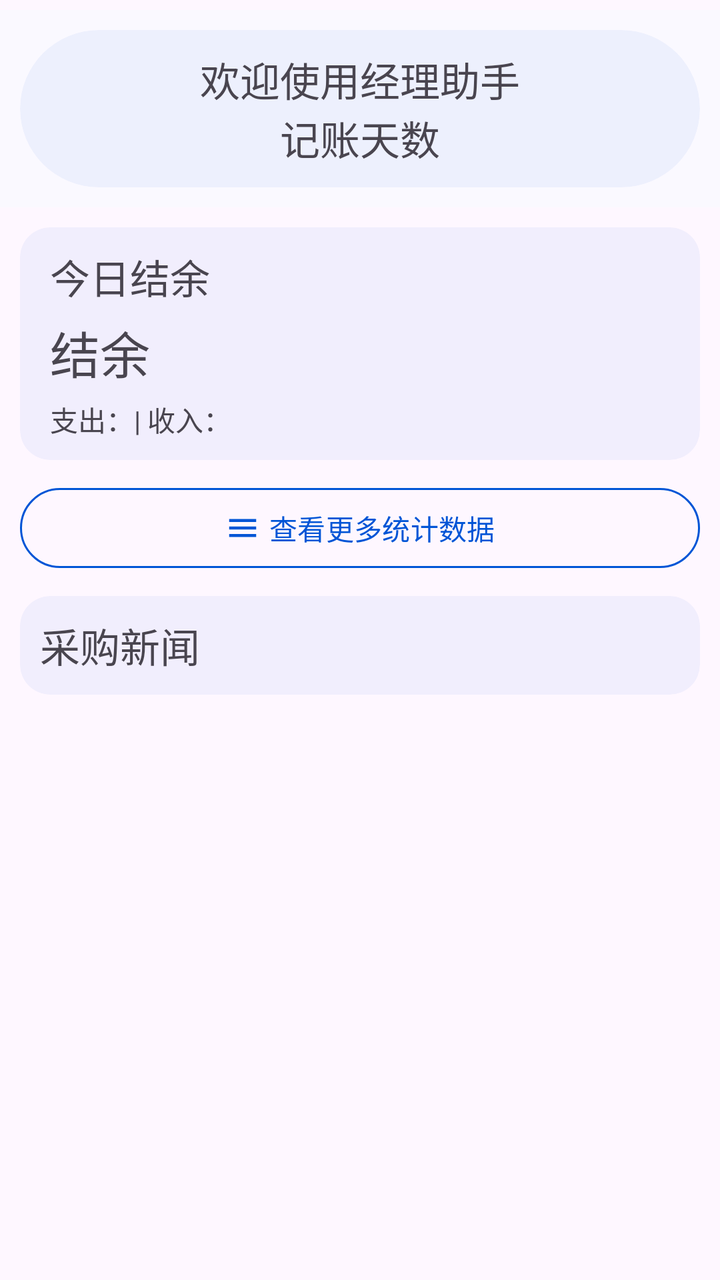
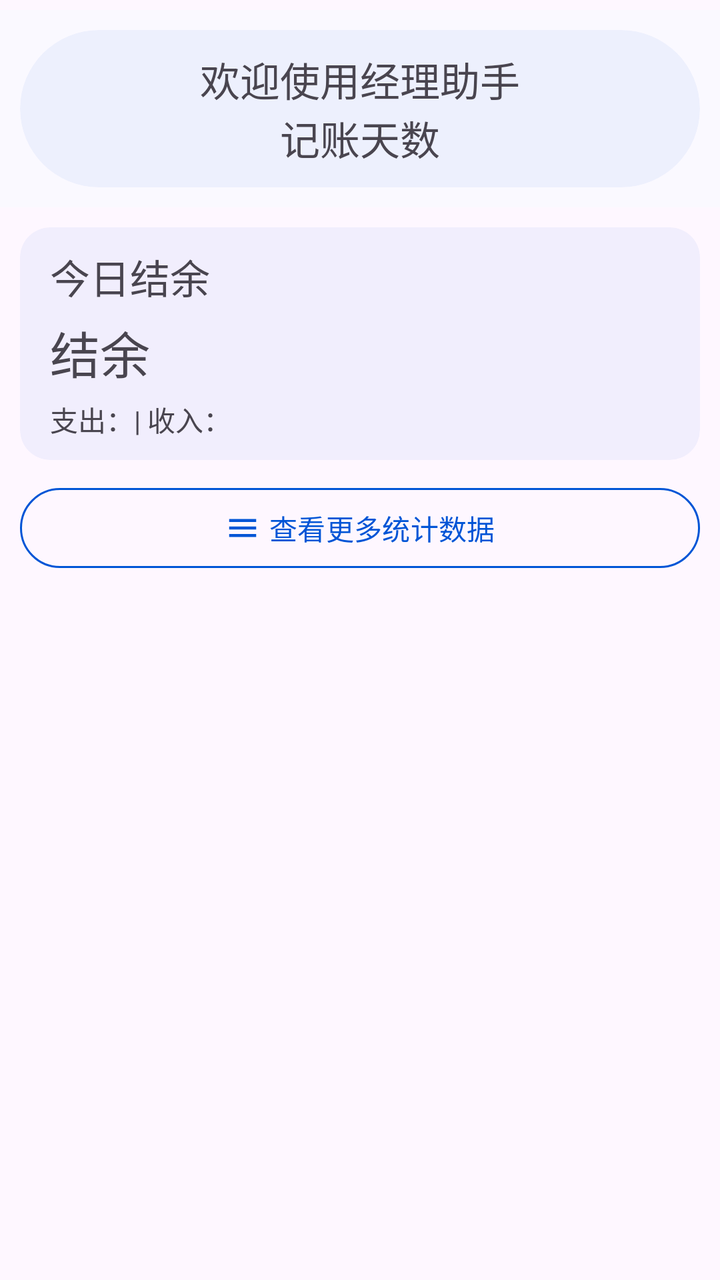

An Android layout rendered at two revisions. The XML below is the earlier revision; the diff shows what the commit changed to produce the second picture.
<!-- AndroidManifest.xml: application theme Theme.ManagerAssistant.Static -->
<!-- res/layout/fragment_home.xml -->
<androidx.coordinatorlayout.widget.CoordinatorLayout xmlns:android="http://schemas.android.com/apk/res/android"
    xmlns:app="http://schemas.android.com/apk/res-auto"
    xmlns:tools="http://schemas.android.com/tools"
    android:layout_width="match_parent"
    android:layout_height="match_parent"
    tools:context=".ui.pages.home.HomeFragment">

    <com.google.android.material.appbar.AppBarLayout
        style="@style/AppBarLayoutStyle"
        android:layout_width="match_parent"
        android:layout_height="wrap_content"
        android:layout_marginTop="5dp">

        <com.google.android.material.card.MaterialCardView
            style="@style/RoundCardStyle"
            android:layout_width="match_parent"
            android:layout_height="wrap_content"
            app:layout_scrollFlags="scroll|snap">

            <LinearLayout
                android:layout_width="match_parent"
                android:layout_height="wrap_content"
                android:orientation="vertical">

                <com.google.android.material.textview.MaterialTextView
                    style="@style/LabelTextViewStyle"
                    android:layout_width="wrap_content"
                    android:layout_height="wrap_content"
                    android:layout_gravity="center_horizontal"
                    android:paddingBottom="0dp"
                    android:text="@string/welcome_string" />

                <com.google.android.material.textview.MaterialTextView
                    android:id="@+id/bookkeeping_days_text"
                    style="@style/LabelTextViewStyle"
                    android:layout_width="wrap_content"
                    android:layout_height="wrap_content"
                    android:layout_gravity="center_horizontal"
                    android:paddingTop="0dp"
                    android:text="@string/num_of_bookkeeping_days" />
            </LinearLayout>
        </com.google.android.material.card.MaterialCardView>
    </com.google.android.material.appbar.AppBarLayout>

    <androidx.core.widget.NestedScrollView
        android:layout_width="match_parent"
        android:layout_height="wrap_content"
        app:layout_behavior="@string/appbar_scrolling_view_behavior">

        
        <LinearLayout
            android:layout_width="match_parent"
            android:layout_height="wrap_content"
            android:orientation="vertical">

            
            <com.google.android.material.card.MaterialCardView
                android:id="@+id/report_balance_cardview"
                style="@style/ContentCardStyle"
                android:layout_width="match_parent"
                android:layout_height="wrap_content">

                <LinearLayout
                    android:layout_width="match_parent"
                    android:layout_height="match_parent"
                    android:orientation="vertical">

                    <com.google.android.material.textview.MaterialTextView
                        style="@style/ReportInfoTextViewStyle"
                        android:layout_width="wrap_content"
                        android:layout_height="wrap_content"
                        android:paddingTop="10dp"
                        android:text="@string/today_balance"
                        android:textSize="20sp" />

                    <com.google.android.material.textview.MaterialTextView
                        android:id="@+id/balance_text"
                        style="@style/ReportInfoTextViewStyle"
                        android:layout_width="wrap_content"
                        android:layout_height="wrap_content"
                        android:text="@string/balance"
                        android:textSize="25sp" />

                    <com.google.android.material.textview.MaterialTextView
                        android:id="@+id/expense_income_text"
                        style="@style/ReportInfoTextViewStyle"
                        android:layout_width="wrap_content"
                        android:layout_height="wrap_content"
                        android:paddingBottom="10dp"
                        android:text="@string/expense_and_income" />
                </LinearLayout>
            </com.google.android.material.card.MaterialCardView>

            
            <com.google.android.material.button.MaterialButton
                android:id="@+id/report_btn"
                style="@style/OutlinedBtnStyle"
                android:layout_width="match_parent"
                android:layout_height="wrap_content"
                android:text="@string/check_more_data"
                app:icon="@drawable/baseline_menu_24"
                app:iconGravity="textStart" />

            
            <com.google.android.material.card.MaterialCardView
                android:id="@+id/web_link_card"
                style="@style/ContentCardStyle"
                android:layout_width="match_parent"
                android:layout_height="wrap_content">

                <androidx.constraintlayout.widget.ConstraintLayout
                    android:layout_width="match_parent"
                    android:layout_height="wrap_content">

                    <com.google.android.material.textview.MaterialTextView
                        android:id="@+id/web_link_title_text"
                        style="@style/LabelTextViewStyle"
                        android:layout_width="wrap_content"
                        android:layout_height="wrap_content"
                        android:text="@string/link_title"
                        app:layout_constraintStart_toStartOf="parent"
                        app:layout_constraintTop_toTopOf="parent" />

                    <androidx.recyclerview.widget.RecyclerView
                        android:id="@+id/web_link_recycler"
                        android:layout_width="match_parent"
                        android:layout_height="wrap_content"
                        android:layout_marginStart="10dp"
                        android:layout_marginEnd="10dp"
                        android:nestedScrollingEnabled="false"
                        app:layoutManager="androidx.recyclerview.widget.LinearLayoutManager"
                        app:layout_constraintEnd_toEndOf="parent"
                        app:layout_constraintStart_toStartOf="parent"
                        app:layout_constraintTop_toBottomOf="@+id/web_link_title_text" />
                </androidx.constraintlayout.widget.ConstraintLayout>
            </com.google.android.material.card.MaterialCardView>
        </LinearLayout>
    </androidx.core.widget.NestedScrollView>
</androidx.coordinatorlayout.widget.CoordinatorLayout>
<!-- resources referenced by this layout -->
<resources>
  <!-- drawable baseline_menu_24 (drawable) -->
  <vector xmlns:android="http://schemas.android.com/apk/res/android" android:height="24dp" android:tint="#000000" android:viewportHeight="24" android:viewportWidth="24" android:width="24dp">
        
      <path android:fillColor="@android:color/white" android:pathData="M3,18h18v-2L3,16v2zM3,13h18v-2L3,11v2zM3,6v2h18L21,6L3,6z"/>
      
  </vector>
  <string name="balance">结余</string>
  <string name="check_more_data">查看更多统计数据</string>
  <string name="expense_and_income">支出：| 收入：</string>
  <string name="link_title">采购新闻</string>
  <string name="num_of_bookkeeping_days">记账天数</string>
  <string name="today_balance">今日结余</string>
  <string name="welcome_string">欢迎使用经理助手</string>
  <style name="AppBarLayoutStyle" parent="Widget.Material3.AppBarLayout">
          <item name="android:background">?attr/colorSurface</item>
      </style>
  <style name="ContentCardStyle">
          <item name="cardBackgroundColor">@color/card_background_color</item>
          <item name="cardCornerRadius">15dp</item>
          <item name="strokeColor">@android:color/transparent</item>
          <item name="android:layout_marginTop">10dp</item>
          <item name="android:layout_marginStart">10dp</item>
          <item name="android:layout_marginEnd">10dp</item>
          <item name="android:layout_marginBottom">10dp</item>
      </style>
  <style name="LabelTextViewStyle">
          <item name="android:paddingStart">10dp</item>
          <item name="android:paddingEnd">10dp</item>
          <item name="android:paddingTop">10dp</item>
          <item name="android:paddingBottom">10dp</item>
          <item name="android:textSize">20sp</item>
      </style>
  <style name="OutlinedBtnStyle" parent="Widget.Material3.Button.OutlinedButton">
          <item name="android:textColor">?attr/colorPrimary</item>
          <item name="strokeColor">?attr/colorPrimary</item>
          <item name="strokeWidth">1dp</item>
          <item name="android:layout_marginStart">10dp</item>
          <item name="android:layout_marginEnd">10dp</item>
      </style>
  <style name="ReportInfoTextViewStyle">
          <item name="android:paddingTop">5dp</item>
          <item name="android:paddingStart">15dp</item>
      </style>
  <style name="RoundCardStyle">
          <item name="cardBackgroundColor">@color/card_background_color</item>
          <item name="cardCornerRadius">50dp</item>
          <item name="strokeColor">@android:color/transparent</item>
          <item name="android:layout_margin">10dp</item>
      </style>
  <color name="color_primary">#0055d6</color>
  <color name="color_on_primary">#ffffff</color>
  <color name="color_primary_container">#d8e1fe</color>
  <color name="color_secondary_container">#e0e1ff</color>
  <color name="color_surface">#faf9ff</color>
  <color name="color_surface_container">#ebedfa</color>
  <color name="color_surface_container_low">#edeffc</color>
  <style name="ToolBarStyle" parent="Widget.Material3.Toolbar">
          <item name="android:backgroundTint">?attr/colorSurface</item>
          <item name="navigationIconTint">?attr/colorPrimary</item>
          <item name="contentInsetStart">10dp</item>
          <item name="titleTextAppearance">@style/TitleStyle</item>
      </style>
  <style name="TitleStyle">
          <item name="android:textSize">23sp</item>
      </style>
  <!-- unchanged entries left out for length: 1 -->
</resources>

<!-- the commit's change to res/layout/fragment_home.xml (unified diff, before → after) -->
@@ -106,7 +106,8 @@
                 android:id="@+id/web_link_card"
                 style="@style/ContentCardStyle"
                 android:layout_width="match_parent"
-                android:layout_height="wrap_content">
+                android:layout_height="wrap_content"
+                android:visibility="gone">
 
                 <androidx.constraintlayout.widget.ConstraintLayout
                     android:layout_width="match_parent"
@@ -117,7 +118,7 @@
                         style="@style/LabelTextViewStyle"
                         android:layout_width="wrap_content"
                         android:layout_height="wrap_content"
-                        android:text="@string/link_title"
+                        android:text="@string/purchase_bulletin"
                         app:layout_constraintStart_toStartOf="parent"
                         app:layout_constraintTop_toTopOf="parent" />
 
<!-- resource entries referenced after the edit -->
@@ -9,8 +9,8 @@
   <string name="balance">结余</string>
   <string name="check_more_data">查看更多统计数据</string>
   <string name="expense_and_income">支出：| 收入：</string>
-  <string name="link_title">采购新闻</string>
   <string name="num_of_bookkeeping_days">记账天数</string>
+  <string name="purchase_bulletin">采购公告</string>
   <string name="today_balance">今日结余</string>
   <string name="welcome_string">欢迎使用经理助手</string>
   <style name="AppBarLayoutStyle" parent="Widget.Material3.AppBarLayout">
